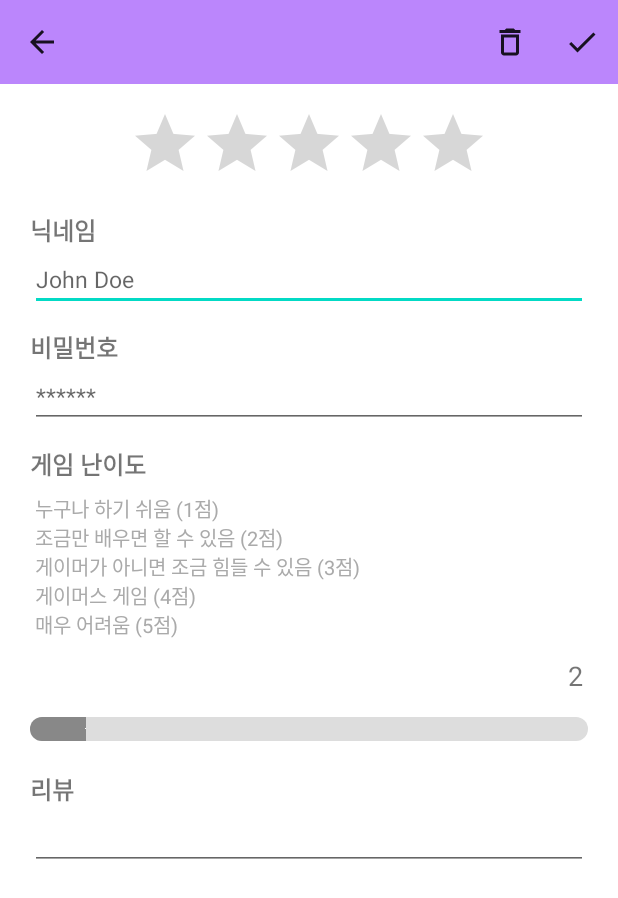
After one commit to NyangX4/BoardGameApp_android, an Android app: the RateActivity screen opened directly, with no data from a screen before it, on a phone screen of 412 x 824 dp. The commit adds this screen. Shown: the top 898 px of the screen. Run offline under Robolectric (Android 15) with nearby library versions, the phone set to English and light mode, and no system bars; our stand-ins replace data binding.

Commit message:
add rate activity

```diff
--- a/app/src/main/AndroidManifest.xml
+++ b/app/src/main/AndroidManifest.xml
@@ -9,7 +9,8 @@
         android:roundIcon="@mipmap/ic_launcher_round"
         android:supportsRtl="true"
         android:theme="@style/Theme.BoardGame">
-        <activity android:name=".RateMoreActivity"></activity>
+        <activity android:name=".RateActivity"></activity>
+        <activity android:name=".RateMoreActivity" />
         <activity android:name=".FilterActivity" />
         <activity
             android:name=".SearchResultActivity"
--- a/app/src/main/java/com/example/boardgame/DetailActivity.kt
+++ b/app/src/main/java/com/example/boardgame/DetailActivity.kt
@@ -61,6 +61,12 @@ class DetailActivity : AppCompatActivity() {
             val intent = Intent(binding.root.context, RateMoreActivity::class.java)
             ContextCompat.startActivity(binding.root.context, intent, null)
         }
+
+        // rate activity
+        binding.detailRateBtn.setOnClickListener {
+            val intent = Intent(binding.root.context, RateActivity::class.java)
+            ContextCompat.startActivity(binding.root.context, intent, null)
+        }
     }
 
     private fun setSimilarDataList(list : List<Int>?): MutableList<BoardGames> {
--- /dev/null
+++ b/app/src/main/java/com/example/boardgame/RateActivity.kt
@@ -0,0 +1,56 @@
+package com.example.boardgame
+
+import android.content.Intent
+import androidx.appcompat.app.AppCompatActivity
+import android.os.Bundle
+import android.view.Menu
+import android.view.MenuItem
+import android.widget.SeekBar
+import android.widget.Toast
+import androidx.databinding.DataBindingUtil
+import com.example.boardgame.databinding.ActivityRateBinding
+
+class RateActivity : AppCompatActivity() {
+    private lateinit var binding : ActivityRateBinding
+
+    override fun onCreate(savedInstanceState: Bundle?) {
+        super.onCreate(savedInstanceState)
+        binding = DataBindingUtil.setContentView(this, R.layout.activity_rate)
+
+        setSupportActionBar(binding.rateToolbar)
+        supportActionBar?.apply {
+            title = ""
+            // show back button on toolbar
+            setDisplayHomeAsUpEnabled(true)
+        }
+
+        // seekbar
+        binding.rateSeekbar.setOnSeekBarChangeListener(object : SeekBar.OnSeekBarChangeListener {
+            override fun onProgressChanged(seekBar: SeekBar?, progress: Int, fromUser: Boolean) {
+                binding.rateLevelShow.text = (progress.toFloat() / 2).toString()
+            }
+
+            override fun onStartTrackingTouch(seekBar: SeekBar?) {}
+            override fun onStopTrackingTouch(seekBar: SeekBar?) {}
+        })
+    }
+
+    // toolbar
+    override fun onCreateOptionsMenu(menu: Menu): Boolean {
+        menuInflater.inflate(R.menu.rate_menu, menu)
+        return true
+    }
+    override fun onOptionsItemSelected(item: MenuItem): Boolean {
+        when (item.itemId) {
+            R.id.rate_delete -> Toast.makeText(this, "delete", Toast.LENGTH_SHORT).show()
+            R.id.rate_save -> Toast.makeText(this, "save", Toast.LENGTH_SHORT).show()
+        }
+
+        return super.onOptionsItemSelected(item)
+    }
+    // 뒤로가기 버튼
+    override fun onSupportNavigateUp(): Boolean {
+        onBackPressed()
+        return true
+    }
+}
--- a/app/src/main/res/animator/selected_tag_all_btn.xml
+++ b/app/src/main/res/animator/selected_tag_all_btn.xml
@@ -2,5 +2,5 @@
 <selector xmlns:android="http://schemas.android.com/apk/res/android">
     <item android:state_pressed="true" android:drawable="@color/filter_select_all_clicked"/>
     <item android:state_selected="true" android:drawable="@color/filter_select_all_clicked"/>
-    <item android:drawable="@color/filter_select_all_no_clicked"/>
+    <item android:drawable="@color/transparent"/>
 </selector>
--- /dev/null
+++ b/app/src/main/res/drawable/ic_check.xml
@@ -0,0 +1,10 @@
+<vector xmlns:android="http://schemas.android.com/apk/res/android"
+    android:width="24dp"
+    android:height="24dp"
+    android:viewportWidth="24"
+    android:viewportHeight="24"
+    android:tint="?attr/colorControlNormal">
+  <path
+      android:fillColor="@android:color/white"
+      android:pathData="M9,16.17L4.83,12l-1.42,1.41L9,19 21,7l-1.41,-1.41z"/>
+</vector>
--- /dev/null
+++ b/app/src/main/res/drawable/ic_delete.xml
@@ -0,0 +1,10 @@
+<vector xmlns:android="http://schemas.android.com/apk/res/android"
+    android:width="24dp"
+    android:height="24dp"
+    android:viewportWidth="24"
+    android:viewportHeight="24"
+    android:tint="?attr/colorControlNormal">
+  <path
+      android:fillColor="@android:color/white"
+      android:pathData="M6,19c0,1.1 0.9,2 2,2h8c1.1,0 2,-0.9 2,-2L18,7L6,7v12zM8,9h8v10L8,19L8,9zM15.5,4l-1,-1h-5l-1,1L5,4v2h14L19,4z"/>
+</vector>
--- /dev/null
+++ b/app/src/main/res/drawable/seekbar_custom.xml
@@ -0,0 +1,17 @@
+<?xml version="1.0" encoding="utf-8"?>
+<layer-list xmlns:android="http://schemas.android.com/apk/res/android">
+    <item android:id="@android:id/background">
+        <shape>
+            <solid android:color="#dddddd"/>
+            <corners android:radius="200dp" />
+        </shape>
+    </item>
+    <item android:id="@android:id/progress">
+        <clip>
+            <shape>
+                <solid android:color="#888888" />
+                <corners android:radius="200dp" />
+            </shape>
+        </clip>
+    </item>
+</layer-list>
--- a/app/src/main/res/layout/activity_main.xml
+++ b/app/src/main/res/layout/activity_main.xml
@@ -52,7 +52,7 @@
                 android:id="@+id/games_recyclerview"
                 android:layout_width="match_parent"
                 android:layout_height="match_parent"
-                android:padding="10dp" />
+                android:padding="10dp"/>
 
             <com.google.android.material.navigation.NavigationView
                 android:id="@+id/nav_view"
--- /dev/null
+++ b/app/src/main/res/layout/activity_rate.xml
@@ -0,0 +1,176 @@
+<?xml version="1.0" encoding="utf-8"?>
+<layout xmlns:android="http://schemas.android.com/apk/res/android"
+    xmlns:app="http://schemas.android.com/apk/res-auto"
+    xmlns:tools="http://schemas.android.com/tools">
+
+    <androidx.constraintlayout.widget.ConstraintLayout
+        android:layout_width="match_parent"
+        android:layout_height="match_parent"
+        android:orientation="vertical"
+        android:gravity="center_horizontal"
+        tools:context=".RateActivity">
+
+        <androidx.appcompat.widget.Toolbar
+            android:id="@+id/rate_toolbar"
+            android:layout_width="match_parent"
+            android:layout_height="wrap_content"
+            android:background="@color/purple_200"
+            android:minHeight="?attr/actionBarSize"
+            android:theme="?attr/actionBarTheme"
+            app:layout_constraintEnd_toEndOf="parent"
+            app:layout_constraintStart_toStartOf="parent"
+            app:layout_constraintTop_toTopOf="parent" />
+
+        <RatingBar
+            android:id="@+id/rating_bar"
+            android:layout_width="wrap_content"
+            android:layout_height="wrap_content"
+            android:layout_marginTop="16dp"
+            android:numStars="5"
+            android:rating="0"
+            app:layout_constraintEnd_toEndOf="parent"
+            app:layout_constraintStart_toStartOf="parent"
+            app:layout_constraintTop_toBottomOf="@id/rate_toolbar" />
+
+        <TextView
+            android:id="@+id/rate_name_tv"
+            android:layout_width="wrap_content"
+            android:layout_height="wrap_content"
+            android:layout_marginStart="20dp"
+            android:layout_marginLeft="20dp"
+            android:layout_marginTop="12dp"
+            android:layout_marginEnd="20dp"
+            android:layout_marginRight="20dp"
+            android:text="닉네임"
+            android:textSize="16sp"
+            android:textStyle="bold"
+            app:layout_constraintStart_toStartOf="parent"
+            app:layout_constraintTop_toBottomOf="@id/rating_bar" />
+
+        <EditText
+            android:id="@+id/rate_edit_name"
+            android:layout_width="match_parent"
+            android:layout_height="wrap_content"
+            android:layout_marginStart="20dp"
+            android:layout_marginLeft="20dp"
+            android:layout_marginEnd="20dp"
+            android:layout_marginRight="20dp"
+            android:hint="John Doe"
+            android:textSize="15sp"
+            app:layout_constraintEnd_toEndOf="parent"
+            app:layout_constraintStart_toStartOf="parent"
+            app:layout_constraintTop_toBottomOf="@id/rate_name_tv" />
+
+        <TextView
+            android:id="@+id/rate_pwd_tv"
+            android:layout_width="wrap_content"
+            android:layout_height="wrap_content"
+            android:layout_marginLeft="20dp"
+            android:layout_marginTop="12dp"
+            android:layout_marginRight="20dp"
+            android:text="비밀번호"
+            android:textSize="16sp"
+            android:textStyle="bold"
+            app:layout_constraintStart_toStartOf="parent"
+            app:layout_constraintTop_toBottomOf="@id/rate_edit_name" />
+
+        <EditText
+            android:id="@+id/editTextTextPassword"
+            android:layout_width="match_parent"
+            android:layout_height="wrap_content"
+            android:inputType="textPassword"
+            android:hint="******"
+            android:textSize="15sp"
+            android:layout_marginLeft="20dp"
+            android:layout_marginRight="20dp"
+            android:layout_marginBottom="12dp"
+            app:layout_constraintEnd_toEndOf="parent"
+            app:layout_constraintStart_toStartOf="parent"
+            app:layout_constraintTop_toBottomOf="@id/rate_pwd_tv"/>
+
+        <TextView
+            android:id="@+id/rate_level_tv"
+            android:layout_width="wrap_content"
+            android:layout_height="wrap_content"
+            android:layout_marginLeft="20dp"
+            android:layout_marginTop="12dp"
+            android:text="게임 난이도"
+            android:textSize="16sp"
+            android:textStyle="bold"
+            app:layout_constraintStart_toStartOf="parent"
+            app:layout_constraintTop_toBottomOf="@id/editTextTextPassword" />
+
+        <TextView
+            android:id="@+id/rate_guide_tv"
+            android:layout_width="match_parent"
+            android:layout_height="wrap_content"
+            android:text="@string/rating_guide"
+            android:textSize="13sp"
+            android:textColor="#aaaaaa"
+            android:layout_marginTop="8dp"
+            android:layout_marginLeft="23dp"
+            android:layout_marginRight="20dp"
+            app:layout_constraintEnd_toEndOf="parent"
+            app:layout_constraintStart_toStartOf="parent"
+            app:layout_constraintTop_toBottomOf="@id/rate_level_tv"/>
+
+        <TextView
+            android:id="@+id/rate_level_show"
+            android:layout_width="wrap_content"
+            android:layout_height="wrap_content"
+            android:layout_marginTop="12dp"
+            android:layout_marginEnd="23dp"
+            android:layout_marginRight="23dp"
+            android:text="2"
+            android:textSize="18sp"
+            app:layout_constraintEnd_toEndOf="parent"
+            app:layout_constraintTop_toBottomOf="@id/rate_guide_tv" />
+
+        <SeekBar
+            android:id="@+id/rate_seekbar"
+            android:layout_width="match_parent"
+            android:layout_height="wrap_content"
+            android:progressDrawable="@drawable/seekbar_custom"
+            android:thumb="@color/transparent"
+            android:progress="1"
+            android:max="10"
+            android:layout_marginTop="15dp"
+            android:layout_marginLeft="20dp"
+            android:layout_marginRight="20dp"
+            android:paddingStart="0dp"
+            android:paddingEnd="0dp"
+            app:layout_constraintEnd_toEndOf="parent"
+            app:layout_constraintStart_toStartOf="parent"
+            app:layout_constraintTop_toBottomOf="@id/rate_level_show"/>
+
+        <TextView
+            android:id="@+id/rate_review_tv"
+            android:layout_width="wrap_content"
+            android:layout_height="wrap_content"
+            android:layout_marginStart="20dp"
+            android:layout_marginLeft="20dp"
+            android:layout_marginTop="20dp"
+            android:layout_marginEnd="20dp"
+            android:layout_marginRight="20dp"
+            android:text="리뷰"
+            android:textSize="16sp"
+            android:textStyle="bold"
+            app:layout_constraintStart_toStartOf="parent"
+            app:layout_constraintTop_toBottomOf="@id/rate_seekbar" />
+
+        <EditText
+            android:id="@+id/rate_review_edit"
+            android:layout_width="match_parent"
+            android:layout_height="wrap_content"
+            android:inputType="textMultiLine"
+            android:layout_marginStart="20dp"
+            android:layout_marginLeft="20dp"
+            android:layout_marginEnd="20dp"
+            android:layout_marginRight="20dp"
+            android:textSize="15sp"
+            app:layout_constraintEnd_toEndOf="parent"
+            app:layout_constraintStart_toStartOf="parent"
+            app:layout_constraintTop_toBottomOf="@id/rate_review_tv" />
+
+    </androidx.constraintlayout.widget.ConstraintLayout>
+</layout>
--- /dev/null
+++ b/app/src/main/res/menu/rate_menu.xml
@@ -0,0 +1,17 @@
+<?xml version="1.0" encoding="utf-8"?>
+<menu xmlns:android="http://schemas.android.com/apk/res/android"
+    xmlns:app="http://schemas.android.com/apk/res-auto">
+
+    <item
+        android:id="@+id/rate_delete"
+        android:icon="@drawable/ic_delete"
+        android:title="delete"
+        app:showAsAction="ifRoom" />
+
+    <item
+        android:id="@+id/rate_save"
+        android:icon="@drawable/ic_check"
+        android:title="save"
+        app:showAsAction="ifRoom" />
+
+</menu>
--- a/app/src/main/res/values/colors.xml
+++ b/app/src/main/res/values/colors.xml
@@ -8,6 +8,6 @@
     <color name="black">#FF000000</color>
     <color name="white">#FFFFFFFF</color>
 
-    <color name="filter_select_all_no_clicked">#00FFFFFF</color>
+    <color name="transparent">#00FFFFFF</color>
     <color name="filter_select_all_clicked">#7b7b7b</color>
 </resources>
--- a/app/src/main/res/values/strings.xml
+++ b/app/src/main/res/values/strings.xml
@@ -15,4 +15,8 @@
 
     <string name="nav_open">Nav Open</string>
     <string name="nav_close">Nav Close</string>
+    <string name="rating_guide">
+        누구나 하기 쉬움 (1점)\n조금만 배우면 할 수 있음 (2점)\n게이머가 아니면 조금 힘들 수 있음 (3점)\n게이머스 게임 (4점)\n매우 어려움 (5점)
+    </string>
+
 </resources>
```
